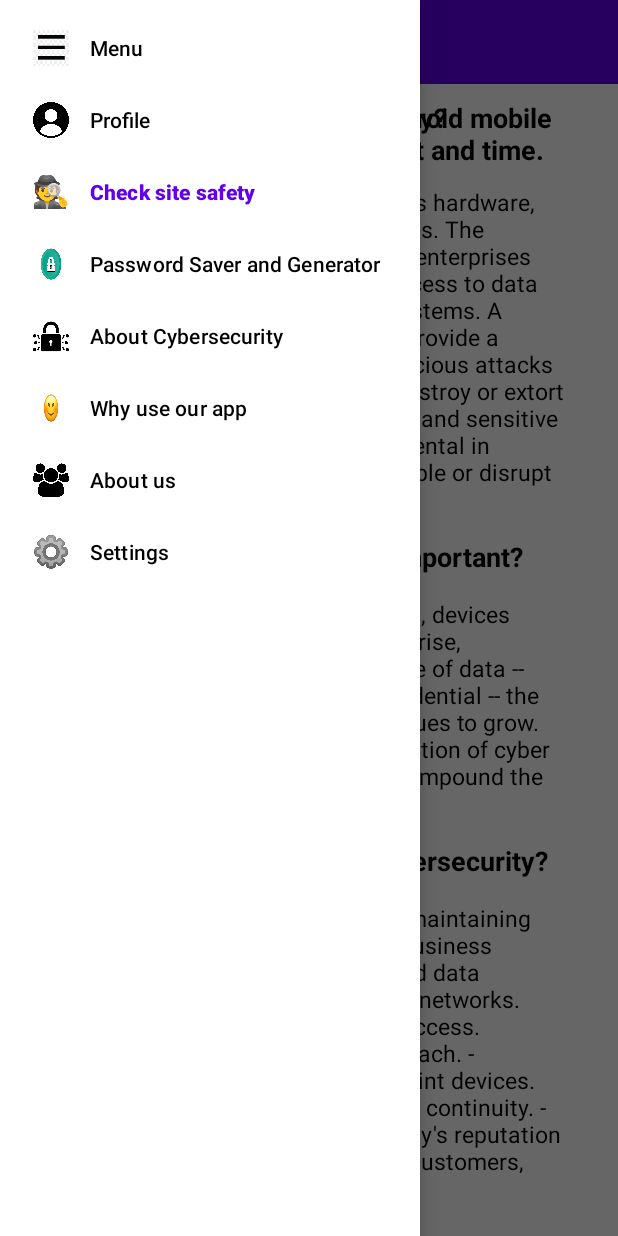
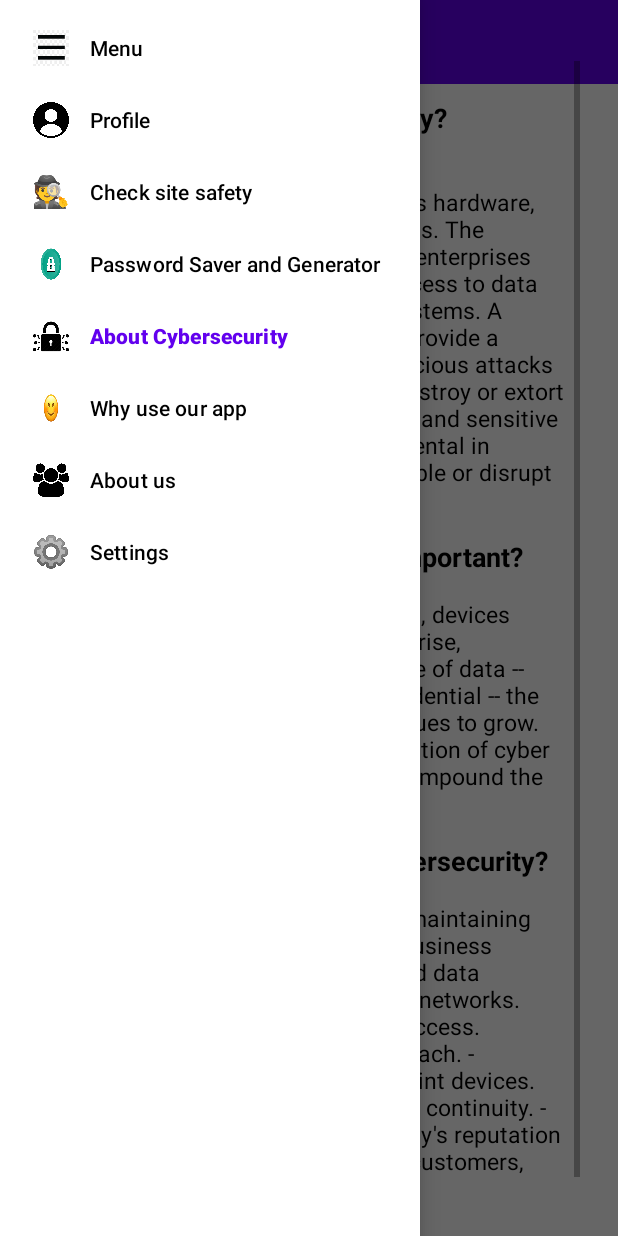
Before and after one commit to Paco2006/HackTues9, an Android app: the AboutCyberSecFrag screen opened through its navigation route, in the side drawer, after a tap on "About Cybersecurity", on a phone screen of 412 x 824 dp. Run offline under Robolectric (Android 15) with nearby library versions, the phone set to English and light mode, and no system bars; our stand-ins replace navigation-ui.

Commit message:
menu+main activity+sub

```diff
--- a/app/src/main/java/janes/romanes/hacktuesapp/AboutCyberSecFrag.java
+++ b/app/src/main/java/janes/romanes/hacktuesapp/AboutCyberSecFrag.java
@@ -2,11 +2,16 @@ package janes.romanes.hacktuesapp;
 
 import android.os.Bundle;
 
+import androidx.annotation.NonNull;
+import androidx.annotation.Nullable;
 import androidx.fragment.app.Fragment;
+import androidx.navigation.NavController;
+import androidx.navigation.Navigation;
 
 import android.view.LayoutInflater;
 import android.view.View;
 import android.view.ViewGroup;
+import android.widget.TextView;
 
 /**
  * A simple {@link Fragment} subclass.
@@ -23,6 +28,7 @@ public class AboutCyberSecFrag extends Fragment {
     // TODO: Rename and change types of parameters
     private String mParam1;
     private String mParam2;
+    private TextView whatIsCybersec;
 
     public AboutCyberSecFrag() {
         // Required empty public constructor
@@ -61,4 +67,11 @@ public class AboutCyberSecFrag extends Fragment {
         // Inflate the layout for this fragment
         return inflater.inflate(R.layout.fragment_about_cyber_sec, container, false);
     }
+
+    @Override
+    public void onViewCreated(@NonNull View view, @Nullable Bundle savedInstanceState) {
+        super.onViewCreated(view, savedInstanceState);
+        whatIsCybersec = view.findViewById(R.id.whatIsCybersec);
+
+    }
 }
--- a/app/src/main/java/janes/romanes/hacktuesapp/MainActivity.java
+++ b/app/src/main/java/janes/romanes/hacktuesapp/MainActivity.java
@@ -8,18 +8,25 @@ import androidx.annotation.Nullable;
 import androidx.appcompat.app.AppCompatActivity;
 import androidx.core.view.GravityCompat;
 import androidx.drawerlayout.widget.DrawerLayout;
+import androidx.fragment.app.Fragment;
+import androidx.fragment.app.FragmentTransaction;
 import androidx.navigation.NavController;
 import androidx.navigation.NavDestination;
 import androidx.navigation.Navigation;
 import androidx.navigation.fragment.NavHostFragment;
 import androidx.navigation.ui.NavigationUI;
+
+import android.app.FragmentManager;
 import android.os.Bundle;
+import android.view.MenuItem;
 import android.view.View;
 import android.widget.TextView;
 
 import com.google.android.material.navigation.NavigationView;
 
 public class MainActivity extends AppCompatActivity {
+
+    private NavController navController;
 
     @Override
     protected void onCreate(Bundle savedInstanceState) {
@@ -39,17 +46,35 @@ public class MainActivity extends AppCompatActivity {
         navigationView.setItemIconTintList(null);
 
         NavHostFragment navHostFragment = (NavHostFragment) getSupportFragmentManager().findFragmentById(R.id.my_nav_host_fragment);
-        NavController navController = findNavController(this, R.id.my_nav_host_fragment);
-//        NavController navController = navHostFragment.getNavController();
+        navController = findNavController(this, R.id.my_nav_host_fragment);
         setupWithNavController(navigationView, navController);
 
         TextView textTitle = findViewById(R.id.textTitle);
+        navigationView.setNavigationItemSelectedListener(new NavigationView.OnNavigationItemSelectedListener() {
+            @Override
+            public boolean onNavigationItemSelected(@NonNull MenuItem item) {
 
-        navController.addOnDestinationChangedListener(new NavController.OnDestinationChangedListener() {
-            @Override
-            public void onDestinationChanged(@NonNull NavController navController, @NonNull NavDestination navDestination, @Nullable Bundle bundle) {
-                textTitle.setText(navDestination.getLabel());
+                switch (item.getItemId())
+                {
+                    case R.id.menuAbout_Cyber_Sec:
+                        navController.navigate(R.id.toCyberSec);
+                        break;
+
+                        case R.id.menuWhy_Use_Our_App:
+                        navController.navigate(R.id.toWhyUseOurApp);
+                        break;
+
+                    case R.id.menuMenu:
+                        navController.navigate(R.id.toMainPage);
+                        break;
+
+                    default:
+
+                }
+
+                return false;
             }
         });
     }
+
 }
--- a/app/src/main/java/janes/romanes/hacktuesapp/WhyUseOurAppFrag.java
+++ b/app/src/main/java/janes/romanes/hacktuesapp/WhyUseOurAppFrag.java
@@ -56,8 +56,7 @@ public class WhyUseOurAppFrag extends Fragment {
     }
 
     @Override
-    public View onCreateView(LayoutInflater inflater, ViewGroup container,
-                             Bundle savedInstanceState) {
+    public View onCreateView(LayoutInflater inflater, ViewGroup container, Bundle savedInstanceState) {
         // Inflate the layout for this fragment
         return inflater.inflate(R.layout.fragment_why_use_our_app, container, false);
     }
--- a/app/src/main/res/layout/activity_main.xml
+++ b/app/src/main/res/layout/activity_main.xml
@@ -49,13 +49,6 @@
             android:layout_height="match_parent"
             app:navGraph="@navigation/main" />
 
-        <fragment
-            android:id="@+id/my_fragment"
-            android:name="janes.romanes.hacktuesapp.MainPage"
-            android:layout_width="match_parent"
-            android:layout_height="match_parent"
-            tools:layout="@layout/fragment_main_page" />
-
     </androidx.constraintlayout.widget.ConstraintLayout>
 
     <com.google.android.material.navigation.NavigationView
--- a/app/src/main/res/layout/fragment_about_cyber_sec.xml
+++ b/app/src/main/res/layout/fragment_about_cyber_sec.xml
@@ -4,7 +4,8 @@
     android:layout_width="match_parent"
     android:layout_height="match_parent"
     tools:context=".AboutCyberSecFrag"
-    android:padding="25dp">
+    android:padding="25dp"
+    android:id="@+id/aboutCyberSec">
 
     <ScrollView
         android:layout_width="match_parent"
--- a/app/src/main/res/layout/fragment_main_page.xml
+++ b/app/src/main/res/layout/fragment_main_page.xml
@@ -8,7 +8,7 @@
 
     <ScrollView
         android:layout_width="match_parent"
-        android:layout_height="wrap_content"
+        android:layout_height="match_parent"
         android:layout_marginTop="15dp" >
 
         <RelativeLayout
--- a/app/src/main/res/navigation/main.xml
+++ b/app/src/main/res/navigation/main.xml
@@ -4,24 +4,44 @@
     xmlns:tools="http://schemas.android.com/tools"
     android:id="@+id/main"
     app:startDestination="@id/mainPage">
+
     <fragment
         android:id="@+id/mainPage"
         android:name="janes.romanes.hacktuesapp.MainPage"
-        android:label="fragment_main_page"
-        tools:layout="@layout/fragment_main_page" />
+        android:label="Main Page"
+        tools:layout="@layout/fragment_main_page"
+        android:background="@color/white"/>
+
+    <action
+        android:id="@+id/toCyberSec"
+        app:destination="@id/menuAbout_Cyber_Sec"
+        app:popUpTo="@id/mainPage"/>
+
+    <action
+        android:id="@+id/toWhyUseOurApp"
+        app:destination="@id/menuWhy_Use_Our_App"
+        app:popUpTo="@id/mainPage"/>
+
+    <action
+        android:id="@+id/toMainPage"
+        app:destination="@id/mainPage"
+        app:popUpTo="@id/mainPage"/>
+
     <fragment
         android:id="@+id/menuCheck_Site_Safety"
         android:name="janes.romanes.hacktuesapp.CheckSiteSec"
         android:label="Check site safety"
         tools:layout="@layout/fragment_check_site_sec" />
+
     <fragment
-        android:id="@+id/aboutCyberSecFrag"
+        android:id="@+id/menuAbout_Cyber_Sec"
         android:name="janes.romanes.hacktuesapp.AboutCyberSecFrag"
-        android:label="fragment_about_cyber_sec"
+        android:label="About Cybersecurity"
         tools:layout="@layout/fragment_about_cyber_sec" />
+
     <fragment
-        android:id="@+id/whyUseOurAppFrag"
+        android:id="@+id/menuWhy_Use_Our_App"
         android:name="janes.romanes.hacktuesapp.WhyUseOurAppFrag"
-        android:label="fragment_why_use_our_app"
+        android:label="Why use our app"
         tools:layout="@layout/fragment_why_use_our_app" />
 </navigation>
```
Also changed, not shown: app/src/main/java/janes/romanes/hacktuesapp/BlankMainActivity.java (deleted, +0 -73 lines).
